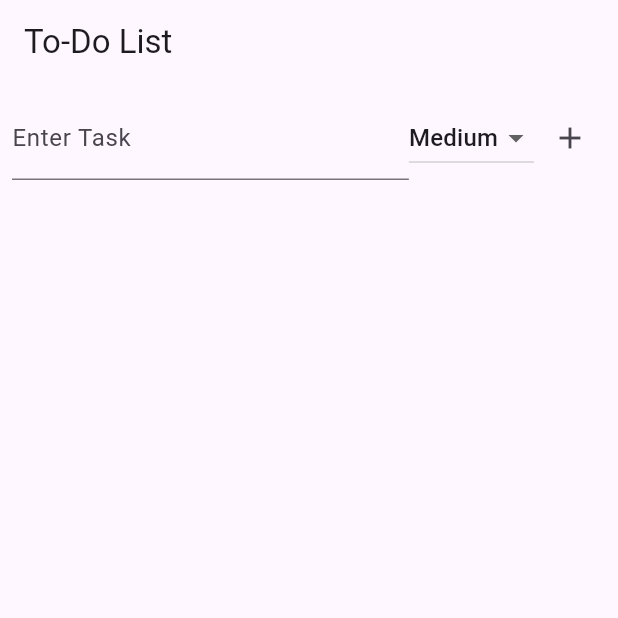
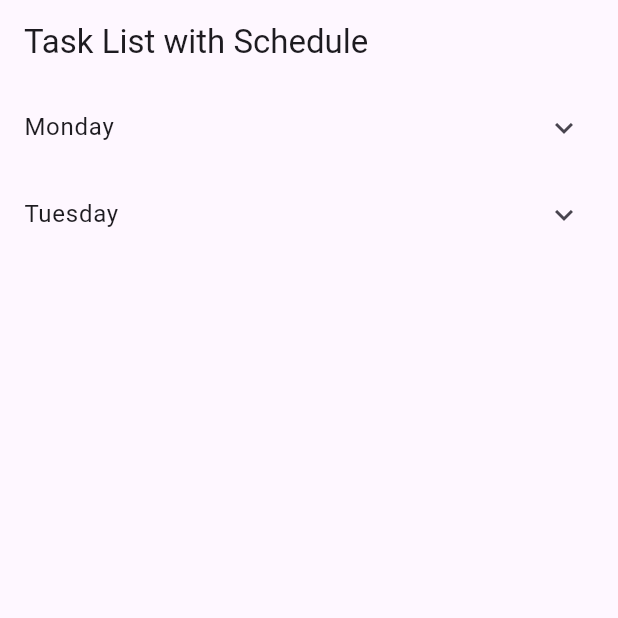
Before and after one commit to nikhilchowdary-yamani/task_manager, a Flutter app: the screen it shows after launch, on a phone screen of 412 x 824 dp, the top half of it. Run offline on Flutter 3.47's test engine with Material 3 defaults, Android fonts, the phone set to English and light mode, and no system bars.

Commit message:
add nested tasks

```diff
--- a/lib/task_list_screen.dart
+++ b/lib/task_list_screen.dart
@@ -1,5 +1,5 @@
 import 'package:flutter/material.dart';
-import 'task.dart';
+import '../task.dart';
 
 class TaskListScreen extends StatefulWidget {
   @override
@@ -7,105 +7,103 @@ class TaskListScreen extends StatefulWidget {
 }
 
 class _TaskListScreenState extends State<TaskListScreen> {
-  final List<Task> tasks = [];
-  final TextEditingController taskController = TextEditingController();
-  String selectedPriority = "Medium";
-
-
-  void addTask() {
-    if (taskController.text.isNotEmpty) {
-      setState(() {
-        tasks.add(Task(name: taskController.text, priority: selectedPriority));
-        taskController.clear();
-        sortTasks();
-      });
-    }
-  }
-
-
-  void toggleTaskCompletion(int index) {
-    setState(() {
-      tasks[index].isCompleted = !tasks[index].isCompleted;
-    });
-  }
-
-  void deleteTask(int index) {
-    setState(() {
-      tasks.removeAt(index);
-    });
-  }
-
-  void sortTasks() {
-    const priorityOrder = {"High": 0, "Medium": 1, "Low": 2};
-    tasks.sort((a, b) => priorityOrder[a.priority]!.compareTo(priorityOrder[b.priority]!));
-  }
+  // Sample nested data for schedules
+  List<DaySchedule> daySchedules = [
+    DaySchedule(
+      day: 'Monday',
+      timeSlots: [
+        TimeSlot(
+          timeRange: '9 am - 10 am',
+          tasks: [
+            Task(name: 'HW1', isCompleted: false, priority: 'High'),
+            Task(name: 'Essay2', isCompleted: false, priority: 'Medium'),
+          ],
+        ),
+        TimeSlot(
+          timeRange: '12 pm - 2 pm',
+          tasks: [
+            Task(name: 'Review notes', isCompleted: false, priority: 'Low'),
+            Task(name: 'Prepare presentation', isCompleted: false, priority: 'High'),
+          ],
+        ),
+      ],
+    ),
+    DaySchedule(
+      day: 'Tuesday',
+      timeSlots: [
+        TimeSlot(
+          timeRange: '10 am - 11 am',
+          tasks: [
+            Task(name: 'Team meeting', isCompleted: false, priority: 'High'),
+          ],
+        ),
+      ],
+    ),
+  ];
 
   @override
   Widget build(BuildContext context) {
     return Scaffold(
-      appBar: AppBar(title: Text("To-Do List")),
-      body: Column(
-        children: [
-          Padding(
-            padding: const EdgeInsets.all(8.0),
-            child: Row(
-              children: [
-                Expanded(
-                  child: TextField(
-                    controller: taskController,
-                    decoration: InputDecoration(labelText: "Enter Task"),
+      appBar: AppBar(
+        title: Text('Task List with Schedule'),
       ),
-                ),
-                DropdownButton<String>(
-                  value: selectedPriority,
-                  items: ["Low", "Medium", "High"]
-                      .map((p) => DropdownMenuItem(value: p, child: Text(p)))
-                      .toList(),
-                  onChanged: (value) {
+      body: ListView.builder(
+        itemCount: daySchedules.length,
+        itemBuilder: (context, dayIndex) {
+          final daySchedule = daySchedules[dayIndex];
+          return ExpansionTile(
+            title: Text(daySchedule.day),
+            children: daySchedule.timeSlots.map((timeSlot) {
+              return ExpansionTile(
+                title: Text(timeSlot.timeRange),
+                children: timeSlot.tasks.map((task) {
+                  return ListTile(
+                    leading: Checkbox(
+                      value: task.isCompleted,
+                      onChanged: (bool? value) {
                         setState(() {
-                      selectedPriority = value!;
+                          task.isCompleted = value ?? false;
                         });
                       },
                     ),
-                IconButton(
-                  icon: Icon(Icons.add),
-                  onPressed: addTask,
-                ),
-              ],
-            ),
-          ),
-          Expanded(
-            child: ListView.builder(
-              itemCount: tasks.length,
-              itemBuilder: (context, index) {
-                return ListTile(
-                  leading: Checkbox(
-                    value: tasks[index].isCompleted,
-                    onChanged: (bool? value) {
-                      toggleTaskCompletion(index);
-                    },
-                  ),
                     title: Text(
-                    tasks[index].name,
-                    style: TextStyle(
-                      decoration: tasks[index].isCompleted
-                          ? TextDecoration.lineThrough
+                      task.name,
+                      style: task.isCompleted
+                          ? TextStyle(decoration: TextDecoration.lineThrough)
                           : null,
                     ),
-                  ),
-                  subtitle: Text("Priority: ${tasks[index].priority}"),
+                    subtitle: Text('Priority: ${task.priority}'),
                     trailing: IconButton(
-                    icon: Icon(Icons.delete, color: Colors.red),
+                      icon: Icon(Icons.delete),
                       onPressed: () {
-                      deleteTask(index);
+                        setState(() {
+                          timeSlot.tasks.remove(task);
+                        });
                       },
                     ),
                   );
+                }).toList(),
+              );
+            }).toList(),
+          );
         },
-            ),
-          ),
-        ],
       ),
     );
   }
 }
+
+// Helper model class to represent a time slot and its associated tasks.
+class TimeSlot {
+  String timeRange;
+  List<Task> tasks;
+
+  TimeSlot({required this.timeRange, required this.tasks});
+}
+
+// Helper model class to represent a day's schedule.
+class DaySchedule {
+  String day;
+  List<TimeSlot> timeSlots;
+
+  DaySchedule({required this.day, required this.timeSlots});
+}
```
Lines whose indentation alone changed are shown as unchanged.
